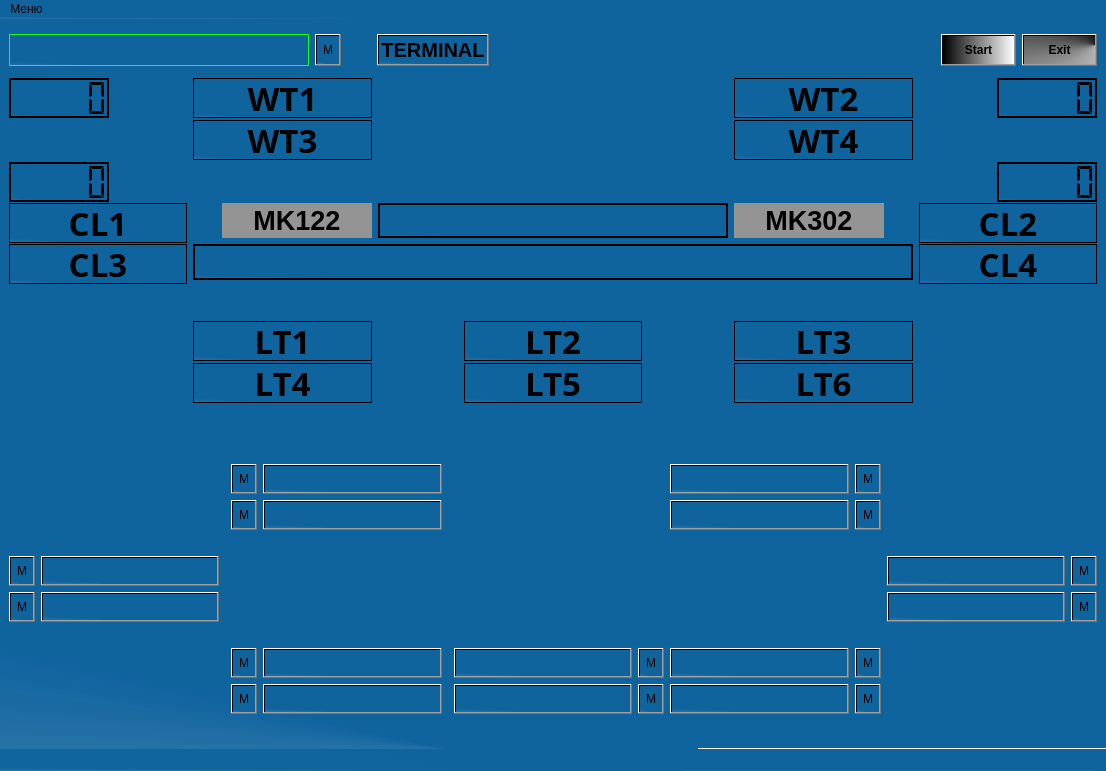
meteoaza/maint, file Maintenance_design_osh.ui: the form before one commit.
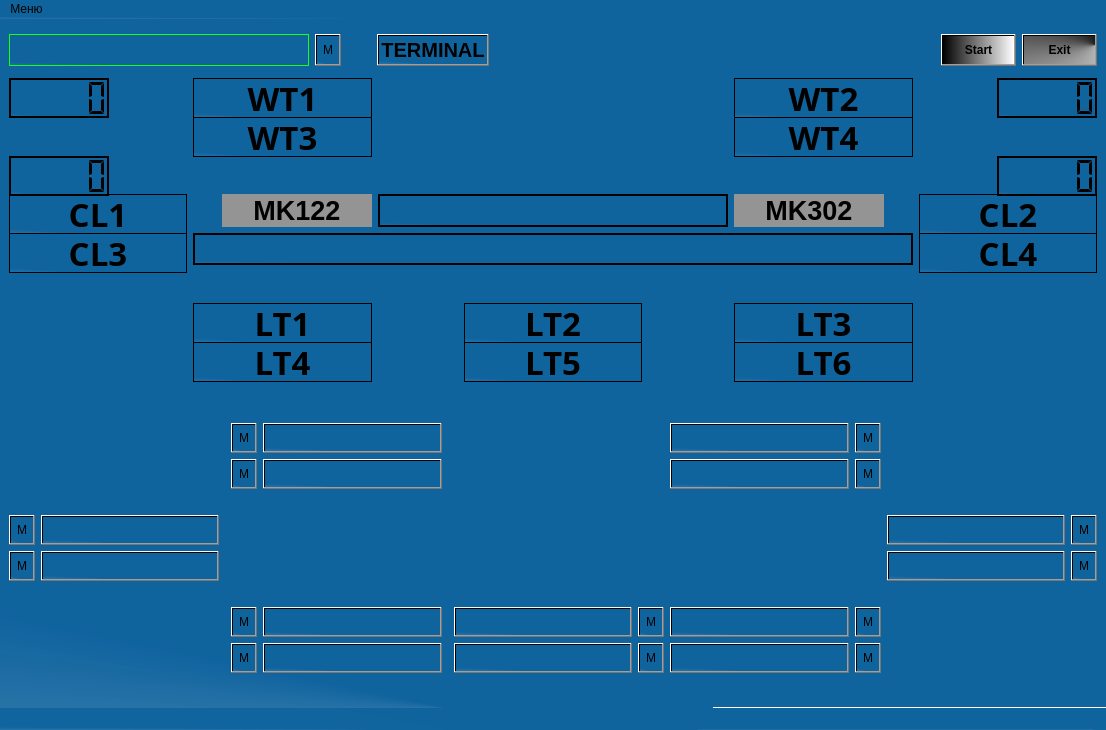
The form after the commit. Icons and pictures are not drawn.

```diff
--- a/Maintenance_design_osh.ui
+++ b/Maintenance_design_osh.ui
@@ -13,7 +13,7 @@
     <x>0</x>
     <y>0</y>
     <width>1106</width>
-    <height>771</height>
+    <height>730</height>
    </rect>
   </property>
   <property name="sizePolicy">
@@ -1236,7 +1236,7 @@
         </property>
         <property name="font">
          <font>
-          <pointsize>14</pointsize>
+          <pointsize>20</pointsize>
           <weight>75</weight>
           <bold>true</bold>
          </font>
```
